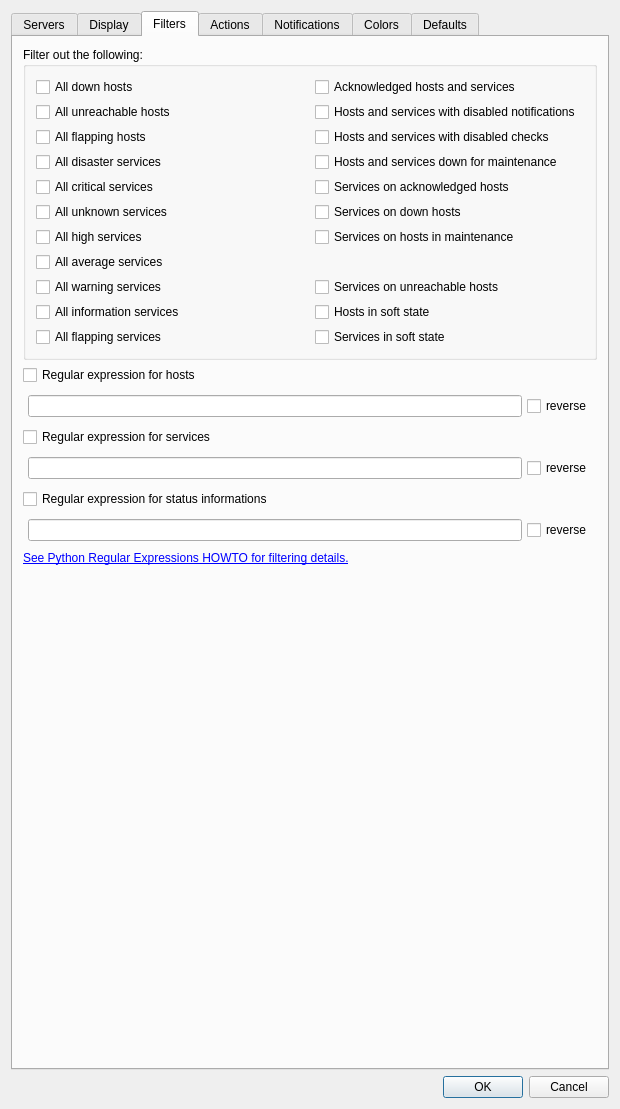
Qt form Nagstamon/QUI/settings_main.ui (HenriWahl/Nagstamon) before a commit.
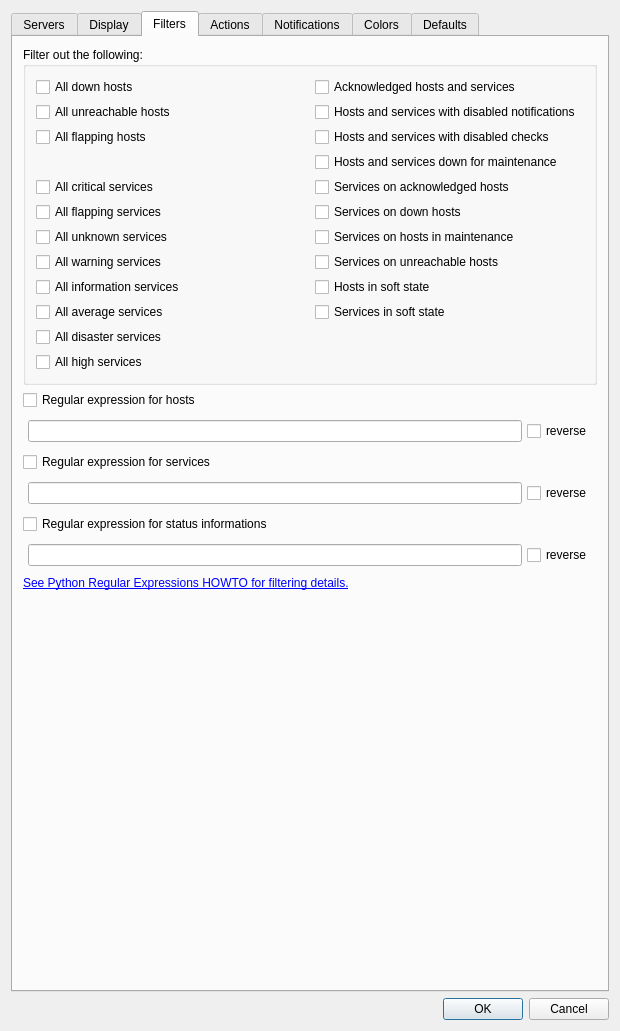
The same form after that commit.

Commit message: cleaned settings dialog from Zabbix extra widgets and forced smaller resizing

The edit to the form file:
```diff
--- a/Nagstamon/QUI/settings_main.ui
+++ b/Nagstamon/QUI/settings_main.ui
@@ -8,7 +8,7 @@
     <x>0</x>
     <y>0</y>
     <width>620</width>
-    <height>1109</height>
+    <height>1031</height>
    </rect>
   </property>
   <property name="sizePolicy">
@@ -886,13 +886,6 @@
             </property>
            </widget>
           </item>
-          <item row="3" column="0">
-           <widget class="QCheckBox" name="input_checkbox_filter_all_disaster_services">
-            <property name="text">
-             <string>All disaster services</string>
-            </property>
-           </widget>
-          </item>
           <item row="4" column="0">
            <widget class="QCheckBox" name="input_checkbox_filter_all_critical_services">
             <property name="text">
@@ -900,48 +893,6 @@
             </property>
            </widget>
           </item>
-          <item row="5" column="0">
-           <widget class="QCheckBox" name="input_checkbox_filter_all_unknown_services">
-            <property name="text">
-             <string>All unknown services</string>
-            </property>
-           </widget>
-          </item>
-          <item row="6" column="0">
-           <widget class="QCheckBox" name="input_checkbox_filter_all_high_services">
-            <property name="text">
-             <string>All high services</string>
-            </property>
-           </widget>
-          </item>
-          <item row="7" column="0">
-           <widget class="QCheckBox" name="input_checkbox_filter_all_average_services">
-            <property name="text">
-             <string>All average services</string>
-            </property>
-           </widget>
-          </item>
-          <item row="8" column="0">
-           <widget class="QCheckBox" name="input_checkbox_filter_all_warning_services">
-            <property name="text">
-             <string>All warning services</string>
-            </property>
-           </widget>
-          </item>
-          <item row="9" column="0">
-           <widget class="QCheckBox" name="input_checkbox_filter_all_information_services">
-            <property name="text">
-             <string>All information services</string>
-            </property>
-           </widget>
-          </item>
-          <item row="10" column="0">
-           <widget class="QCheckBox" name="input_checkbox_filter_all_flapping_services">
-            <property name="text">
-             <string>All flapping services</string>
-            </property>
-           </widget>
-          </item>
           <item row="0" column="1">
            <widget class="QCheckBox" name="input_checkbox_filter_acknowledged_hosts_services">
             <property name="text">
@@ -984,6 +935,55 @@
             </property>
            </widget>
           </item>
+          <item row="13" column="0">
+           <widget class="QCheckBox" name="input_checkbox_filter_all_high_services">
+            <property name="text">
+             <string>All high services</string>
+            </property>
+           </widget>
+          </item>
+          <item row="11" column="0">
+           <widget class="QCheckBox" name="input_checkbox_filter_all_disaster_services">
+            <property name="text">
+             <string>All disaster services</string>
+            </property>
+           </widget>
+          </item>
+          <item row="5" column="0">
+           <widget class="QCheckBox" name="input_checkbox_filter_all_flapping_services">
+            <property name="text">
+             <string>All flapping services</string>
+            </property>
+           </widget>
+          </item>
+          <item row="6" column="0">
+           <widget class="QCheckBox" name="input_checkbox_filter_all_unknown_services">
+            <property name="text">
+             <string>All unknown services</string>
+            </property>
+           </widget>
+          </item>
+          <item row="7" column="0">
+           <widget class="QCheckBox" name="input_checkbox_filter_all_warning_services">
+            <property name="text">
+             <string>All warning services</string>
+            </property>
+           </widget>
+          </item>
+          <item row="9" column="0">
+           <widget class="QCheckBox" name="input_checkbox_filter_all_information_services">
+            <property name="text">
+             <string>All information services</string>
+            </property>
+           </widget>
+          </item>
+          <item row="10" column="0">
+           <widget class="QCheckBox" name="input_checkbox_filter_all_average_services">
+            <property name="text">
+             <string>All average services</string>
+            </property>
+           </widget>
+          </item>
           <item row="6" column="1">
            <widget class="QCheckBox" name="input_checkbox_filter_services_on_hosts_in_maintenance">
             <property name="text">
@@ -991,7 +991,7 @@
             </property>
            </widget>
           </item>
-          <item row="8" column="1">
+          <item row="7" column="1">
            <widget class="QCheckBox" name="input_checkbox_filter_services_on_unreachable_hosts">
             <property name="text">
              <string>Services on unreachable hosts</string>
```
Left out of the diff: 11 changed lines with no effect on the pictures. The commit also changes 2 other files.
